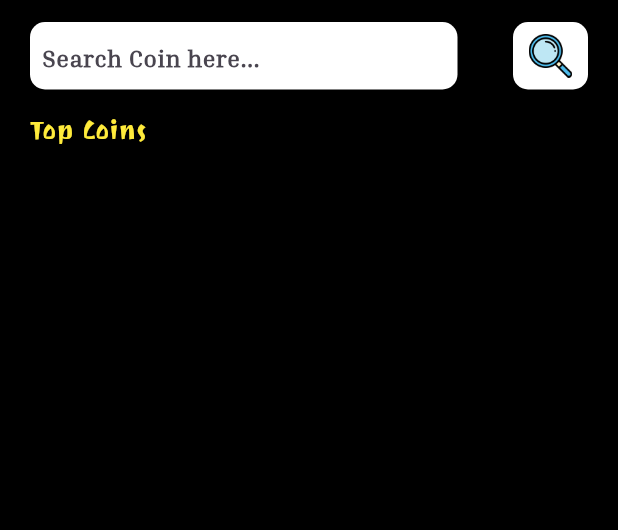
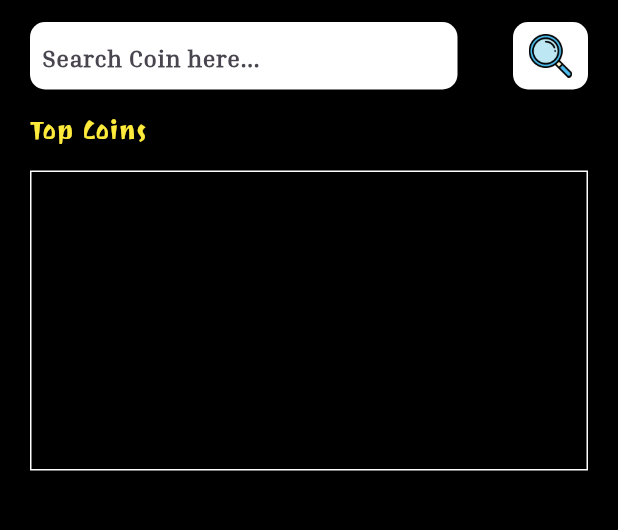
Before and after one commit to pradiptapaniya2023/bhagvad_gita, a Flutter app: the screen it shows after launch, on a phone screen of 412 x 824 dp, the part 71-601 px from its top. Run offline on Flutter 3.47's test engine with Material 3 defaults, Android fonts, the phone set to English and light mode, and no system bars.

Commit message:
Screens add

```diff
--- a/lib/screens/1_home_screen.dart
+++ b/lib/screens/1_home_screen.dart
@@ -92,7 +92,18 @@ class _HomeScreenState extends State<HomeScreen> {
                   fontFamily: "fontfamily", color: Colors.yellow, fontSize: 17),
             ),
           ),
-
+          Padding(
+            padding: const EdgeInsets.only(top: 15 , left: 20 , right: 20),
+            child: Container(
+              height: 200,
+              width: double.infinity,
+              decoration: BoxDecoration(border: Border.all(color: Colors.white)),
+              child: PageView(
+                children: [
+                ],
+              ),
+            ),
+          )
         ],
       ),
     );
```
Also changed, not shown: lib/widget/1_topcoins.dart (added, +13 -0 lines).
